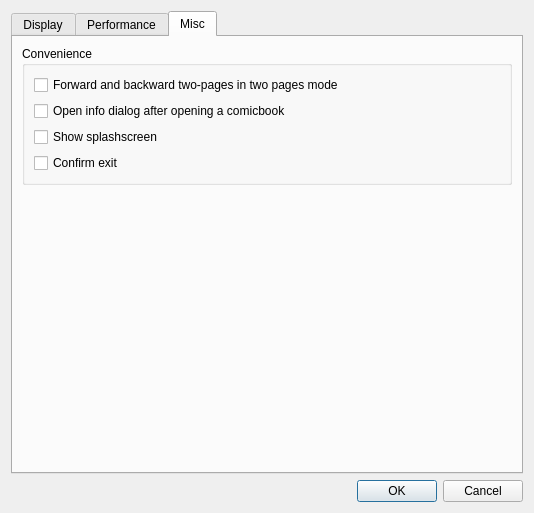
This is src/ConfigDialog.ui in stolowski/QComicBook as Qt 5 draws it before an edit. The edited form follows.
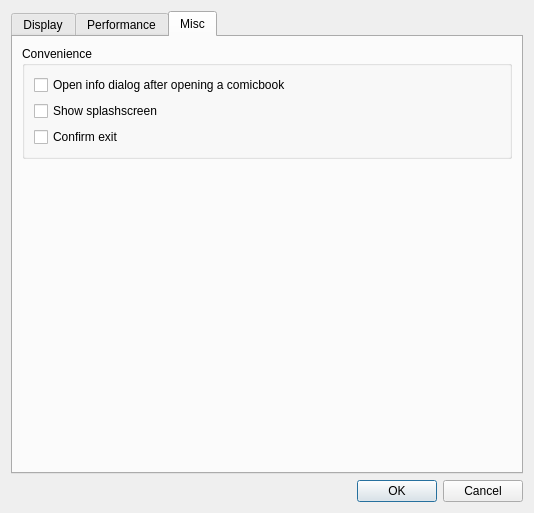
This is the edited form. The open tabs and pages were chosen to show the change.

Commit message: Zmiana w obsludze nieparzystej ilosci stron - pojedyncza strona na koncu. Usuniecie opcji 'twoPagesStep'.

```diff
--- a/src/ConfigDialog.ui
+++ b/src/ConfigDialog.ui
@@ -315,15 +315,8 @@
          </property>
          <layout class="QVBoxLayout" name="verticalLayout_7">
           <item>
-           <widget class="QCheckBox" name="cb_twopagesstep">
-            <property name="text">
-             <string>Forward and backward two-pages in two pages mode</string>
-            </property>
-           </widget>
-          </item>
-          <item>
-           <widget class="QCheckBox" name="cb_autoinfo">
-            <property name="text">
+           <widget class="QCheckBox" name="cb_autoinfo" >
+            <property name="text" >
              <string>Open info dialog after opening a comicbook</string>
             </property>
            </widget>
```
Left out of the diff: 225 changed lines with no effect on the pictures. The commit also changes 10 other files.
